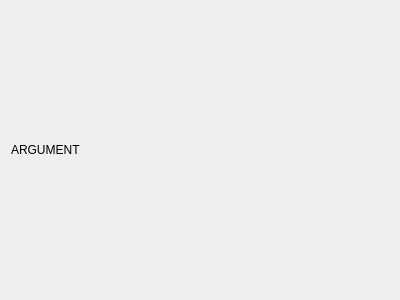
Qt form src/Help/HelpEditArgument.ui (xavierxeon-music/MaxPackageAdmin) before a commit.
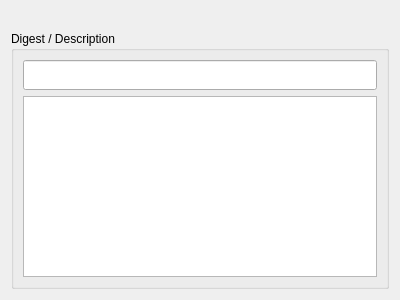
The same form after that commit.

Patch:
```diff
--- a/src/Help/HelpEditArgument.ui
+++ b/src/Help/HelpEditArgument.ui
@@ -13,12 +13,40 @@
   <property name="windowTitle">
    <string>Form</string>
   </property>
-  <layout class="QVBoxLayout" name="verticalLayout">
+  <layout class="QVBoxLayout" name="verticalLayout_2">
    <item>
-    <widget class="QLabel" name="label">
+    <widget class="QLabel" name="keyInfo">
      <property name="text">
-      <string>ARGUMENT</string>
+      <string/>
      </property>
+     <property name="alignment">
+      <set>Qt::AlignLeading|Qt::AlignLeft|Qt::AlignVCenter</set>
+     </property>
+    </widget>
+   </item>
+   <item>
+    <widget class="QGroupBox" name="digestGroup">
+     <property name="title">
+      <string>Digest / Description</string>
+     </property>
+     <property name="flat">
+      <bool>true</bool>
+     </property>
+     <layout class="QVBoxLayout" name="verticalLayout">
+      <item>
+       <widget class="QLineEdit" name="digestEdit">
+        <property name="minimumSize">
+         <size>
+          <width>0</width>
+          <height>30</height>
+         </size>
+        </property>
+       </widget>
+      </item>
+      <item>
+       <widget class="QPlainTextEdit" name="descrptionEdit"/>
+      </item>
+     </layout>
     </widget>
    </item>
   </layout>
```
